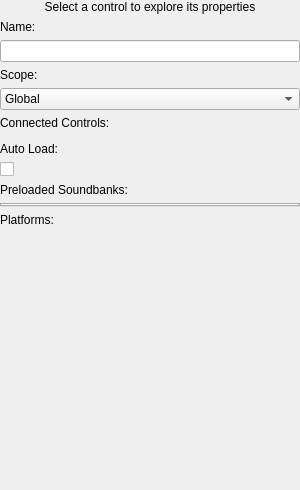
First picture: the form in dev/Gems/AudioSystem/Code/Source/Editor/InspectorPanel.ui, repository aws/lumberyard, before the edit.
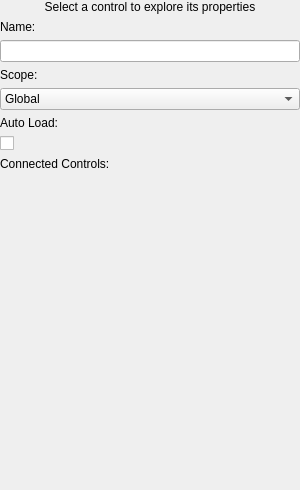
Second picture: the form after the edit. Custom widgets are drawn as their Qt base class.

Patch:
```diff
--- a/dev/Gems/AudioSystem/Code/Source/Editor/InspectorPanel.ui
+++ b/dev/Gems/AudioSystem/Code/Source/Editor/InspectorPanel.ui
@@ -151,17 +151,7 @@
         </widget>
        </item>
        <item row="3" column="0">
-        <widget class="QLabel" name="m_pConnectedControlsLabel">
-         <property name="text">
-          <string>Connected Controls:</string>
-         </property>
-        </widget>
-       </item>
-       <item row="3" column="1">
-        <widget class="AudioControls::QConnectionsWidget" name="m_pConnectionList" native="true"/>
-       </item>
-       <item row="4" column="0">
-        <widget class="QLabel" name="m_pAutoLoadLabel">
+        <widget class="QLabel" name="m_autoLoadLabel">
          <property name="minimumSize">
           <size>
            <width>55</width>
@@ -173,8 +163,8 @@
          </property>
         </widget>
        </item>
-       <item row="4" column="1">
-        <widget class="QCheckBox" name="m_pAutoLoadCheckBox">
+       <item row="3" column="1">
+        <widget class="QCheckBox" name="m_autoLoadCheckBox">
          <property name="sizePolicy">
           <sizepolicy hsizetype="Expanding" vsizetype="Fixed">
            <horstretch>0</horstretch>
@@ -189,68 +179,15 @@
          </property>
         </widget>
        </item>
-       <item row="5" column="0">
-        <widget class="QLabel" name="m_pConnectedSoundbanksLabel">
+       <item row="4" column="0">
+        <widget class="QLabel" name="m_connectedControlsLabel">
          <property name="text">
-          <string>Preloaded Soundbanks:</string>
+          <string>Connected Controls:</string>
          </property>
         </widget>
        </item>
-       <item row="5" column="1">
-        <widget class="AzQtComponents::TabWidget" name="m_pPlatformGroupsTabWidget">
-         <property name="tabPosition">
-          <enum>QTabWidget::North</enum>
-         </property>
-         <property name="tabShape">
-          <enum>QTabWidget::Rounded</enum>
-         </property>
-         <property name="currentIndex">
-          <number>-1</number>
-         </property>
-         <property name="usesScrollButtons">
-          <bool>false</bool>
-         </property>
-         <property name="documentMode">
-          <bool>false</bool>
-         </property>
-         <property name="tabsClosable">
-          <bool>false</bool>
-         </property>
-        </widget>
-       </item>
-       <item row="6" column="0">
-        <widget class="QLabel" name="m_pPlatformsLabel">
-         <property name="text">
-          <string>Platforms:</string>
-         </property>
-        </widget>
-       </item>
-       <item row="6" column="1">
-        <widget class="QWidget" name="m_pPlatformsWidget" native="true">
-         <property name="sizePolicy">
-          <sizepolicy hsizetype="Expanding" vsizetype="Preferred">
-           <horstretch>0</horstretch>
-           <verstretch>0</verstretch>
-          </sizepolicy>
-         </property>
-         <layout class="QHBoxLayout" name="m_pPlatformsLayout">
-          <property name="spacing">
-           <number>9</number>
-          </property>
-          <property name="leftMargin">
-           <number>0</number>
-          </property>
-          <property name="topMargin">
-           <number>0</number>
-          </property>
-          <property name="rightMargin">
-           <number>0</number>
-          </property>
-          <property name="bottomMargin">
-           <number>0</number>
-          </property>
-         </layout>
-        </widget>
+       <item row="4" column="1">
+        <widget class="AudioControls::QConnectionsWidget" name="m_connectionList" native="true"/>
        </item>
       </layout>
      </widget>
@@ -278,12 +215,6 @@
    <header>QConnectionsWidget.h</header>
    <container>1</container>
   </customwidget>
-  <customwidget>
-   <class>AzQtComponents::TabWidget</class>
-   <extends>QTabWidget</extends>
-   <header location="global">AzQtComponents/Components/Widgets/TabWidget.h</header>
-   <container>1</container>
-  </customwidget>
  </customwidgets>
  <resources>
   <include location="AudioControlsEditorUI.qrc"/>
```
Left out of the diff: 14 changed lines with no effect on the pictures.
